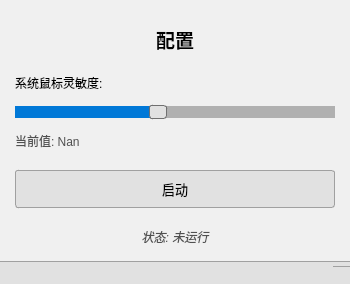
Above: src/mainWindow.ui from Dawson924/MouseFlightControl before the change. Below: the same form after it.
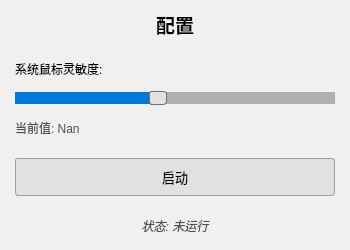
That is the form after the change.

Diff of the .ui file:
```diff
--- a/src/mainWindow.ui
+++ b/src/mainWindow.ui
@@ -77,7 +77,7 @@
      <number>15</number>
     </property>
     <property name="topMargin">
-     <number>15</number>
+     <number>0</number>
     </property>
     <property name="rightMargin">
      <number>15</number>
@@ -183,11 +183,6 @@
     </item>
    </layout>
   </widget>
-  <widget class="QStatusBar" name="statusBar">
-   <property name="styleSheet">
-    <string notr="true">background-color: #E1E1E1; border-top: 1px solid #A0A0A0;</string>
-   </property>
-  </widget>
  </widget>
  <resources/>
 </ui>
```
Left out of the diff: 11 changed lines with no effect on the pictures.
